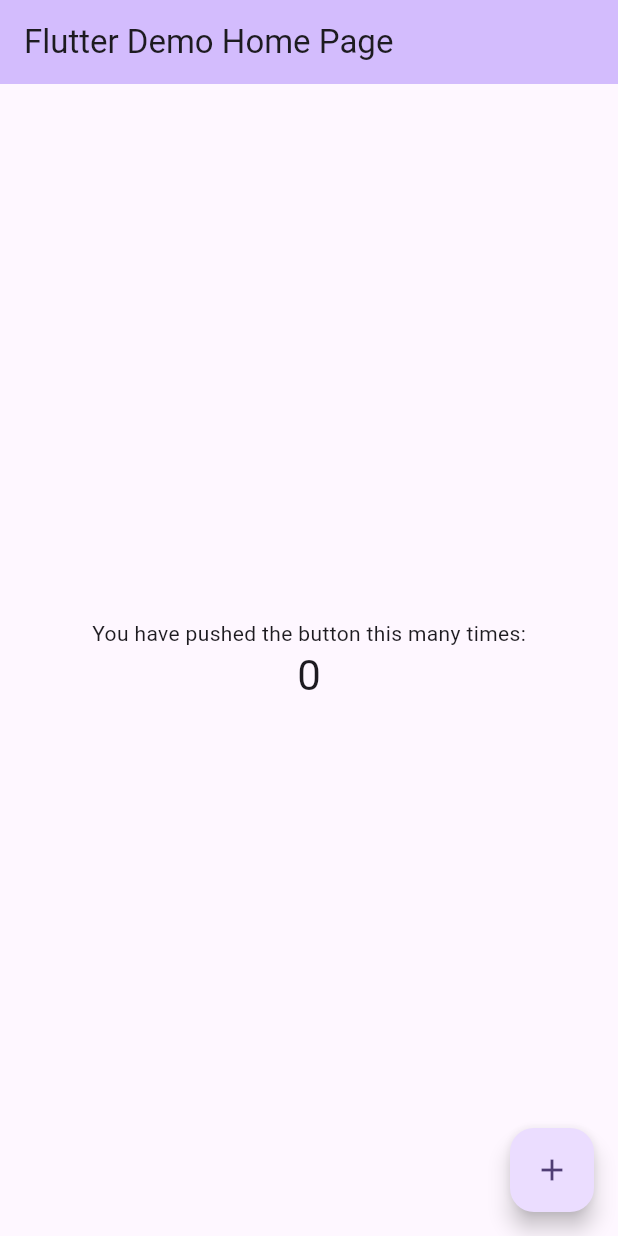
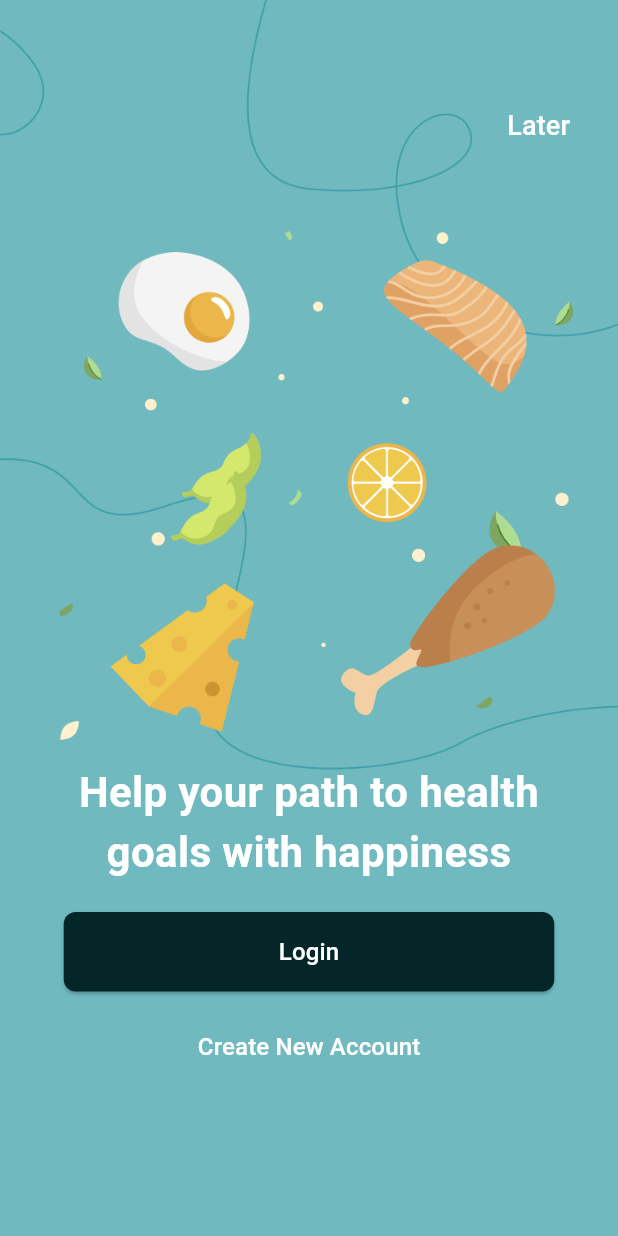
Before and after one commit to midhununni457/recipe_share, a Flutter app: the screen it shows after launch, on a phone screen of 412 x 824 dp. Run offline on Flutter 3.47's test engine with Material 3 defaults, Android fonts, the phone set to English and light mode, and no system bars.

Commit message:
add login screen

```diff
--- /dev/null
+++ b/lib/login.dart
@@ -0,0 +1,92 @@
+import "package:flutter/material.dart";
+
+class Login extends StatelessWidget {
+  const Login({super.key});
+
+  @override
+  Widget build(BuildContext context) {
+    return MaterialApp(
+      home: Scaffold(
+        body: Stack(
+          children: [
+            Container(
+              decoration: BoxDecoration(
+                color: Color(0xFF70B9BE),
+                image: DecorationImage(
+                  image: AssetImage("assets/imgs/login_bg.png"),
+                  fit: BoxFit.cover,
+                ),
+              ),
+            ),
+            Positioned(
+              top: 60,
+              right: 20,
+              child: TextButton(
+                onPressed: () {},
+                style: TextButton.styleFrom(
+                  backgroundColor: Colors.transparent,
+                ),
+                child: Text(
+                  "Later",
+                  style: TextStyle(color: Colors.white, fontSize: 18),
+                ),
+              ),
+            ),
+            Positioned(
+              bottom: 100,
+              left: 20,
+              right: 20,
+              child: Column(
+                mainAxisSize: MainAxisSize.min,
+                children: [
+                  Text(
+                    "Help your path to health goals with happiness",
+                    style: TextStyle(
+                      color: Colors.white,
+                      fontSize: 28,
+                      fontWeight: FontWeight.bold,
+                    ),
+                    textAlign: TextAlign.center,
+                  ),
+                  SizedBox(height: 20),
+                  ElevatedButton(
+                    onPressed: () {},
+                    style: ElevatedButton.styleFrom(
+                      fixedSize: Size(327, double.infinity),
+                      backgroundColor: Color(0xFF042628),
+                      padding: EdgeInsets.symmetric(
+                        vertical: 15,
+                        horizontal: 30,
+                      ),
+                      shape: RoundedRectangleBorder(
+                        borderRadius: BorderRadius.circular(8),
+                      ),
+                    ),
+                    child: Text(
+                      "Login",
+                      style: TextStyle(color: Colors.white, fontSize: 16),
+                    ),
+                  ),
+                  SizedBox(height: 10),
+                  TextButton(
+                    onPressed: () {},
+                    style: TextButton.styleFrom(
+                      padding: EdgeInsets.symmetric(
+                        vertical: 15,
+                        horizontal: 30,
+                      ),
+                    ),
+                    child: Text(
+                      "Create New Account",
+                      style: TextStyle(color: Colors.white, fontSize: 16),
+                    ),
+                  ),
+                ],
+              ),
+            ),
+          ],
+        ),
+      ),
+    );
+  }
+}
--- a/lib/main.dart
+++ b/lib/main.dart
@@ -1,122 +1,13 @@
 import 'package:flutter/material.dart';
+import 'package:recipe_circle/login.dart';
 
 void main() {
-  runApp(const MyApp());
+  runApp(
+    MaterialApp(
+      theme: ThemeData(
+        fontFamily: "SofiaPro",
+      ),
+      home: const Login(),
+    ),
+  );
 }
-
-class MyApp extends StatelessWidget {
-  const MyApp({super.key});
-
-  // This widget is the root of your application.
-  @override
-  Widget build(BuildContext context) {
-    return MaterialApp(
-      title: 'Flutter Demo',
-      theme: ThemeData(
-        // This is the theme of your application.
-        //
-        // TRY THIS: Try running your application with "flutter run". You'll see
-        // the application has a purple toolbar. Then, without quitting the app,
-        // try changing the seedColor in the colorScheme below to Colors.green
-        // and then invoke "hot reload" (save your changes or press the "hot
-        // reload" button in a Flutter-supported IDE, or press "r" if you used
-        // the command line to start the app).
-        //
-        // Notice that the counter didn't reset back to zero; the application
-        // state is not lost during the reload. To reset the state, use hot
-        // restart instead.
-        //
-        // This works for code too, not just values: Most code changes can be
-        // tested with just a hot reload.
-        colorScheme: ColorScheme.fromSeed(seedColor: Colors.deepPurple),
-      ),
-      home: const MyHomePage(title: 'Flutter Demo Home Page'),
-    );
-  }
-}
-
-class MyHomePage extends StatefulWidget {
-  const MyHomePage({super.key, required this.title});
-
-  // This widget is the home page of your application. It is stateful, meaning
-  // that it has a State object (defined below) that contains fields that affect
-  // how it looks.
-
-  // This class is the configuration for the state. It holds the values (in this
-  // case the title) provided by the parent (in this case the App widget) and
-  // used by the build method of the State. Fields in a Widget subclass are
-  // always marked "final".
-
-  final String title;
-
-  @override
-  State<MyHomePage> createState() => _MyHomePageState();
-}
-
-class _MyHomePageState extends State<MyHomePage> {
-  int _counter = 0;
-
-  void _incrementCounter() {
-    setState(() {
-      // This call to setState tells the Flutter framework that something has
-      // changed in this State, which causes it to rerun the build method below
-      // so that the display can reflect the updated values. If we changed
-      // _counter without calling setState(), then the build method would not be
-      // called again, and so nothing would appear to happen.
-      _counter++;
-    });
-  }
-
-  @override
-  Widget build(BuildContext context) {
-    // This method is rerun every time setState is called, for instance as done
-    // by the _incrementCounter method above.
-    //
-    // The Flutter framework has been optimized to make rerunning build methods
-    // fast, so that you can just rebuild anything that needs updating rather
-    // than having to individually change instances of widgets.
-    return Scaffold(
-      appBar: AppBar(
-        // TRY THIS: Try changing the color here to a specific color (to
-        // Colors.amber, perhaps?) and trigger a hot reload to see the AppBar
-        // change color while the other colors stay the same.
-        backgroundColor: Theme.of(context).colorScheme.inversePrimary,
-        // Here we take the value from the MyHomePage object that was created by
-        // the App.build method, and use it to set our appbar title.
-        title: Text(widget.title),
-      ),
-      body: Center(
-        // Center is a layout widget. It takes a single child and positions it
-        // in the middle of the parent.
-        child: Column(
-          // Column is also a layout widget. It takes a list of children and
-          // arranges them vertically. By default, it sizes itself to fit its
-          // children horizontally, and tries to be as tall as its parent.
-          //
-          // Column has various properties to control how it sizes itself and
-          // how it positions its children. Here we use mainAxisAlignment to
-          // center the children vertically; the main axis here is the vertical
-          // axis because Columns are vertical (the cross axis would be
-          // horizontal).
-          //
-          // TRY THIS: Invoke "debug painting" (choose the "Toggle Debug Paint"
-          // action in the IDE, or press "p" in the console), to see the
-          // wireframe for each widget.
-          mainAxisAlignment: MainAxisAlignment.center,
-          children: <Widget>[
-            const Text('You have pushed the button this many times:'),
-            Text(
-              '$_counter',
-              style: Theme.of(context).textTheme.headlineMedium,
-            ),
-          ],
-        ),
-      ),
-      floatingActionButton: FloatingActionButton(
-        onPressed: _incrementCounter,
-        tooltip: 'Increment',
-        child: const Icon(Icons.add),
-      ), // This trailing comma makes auto-formatting nicer for build methods.
-    );
-  }
-}
```
Also changed, not shown: pubspec.yaml (+7 -9 lines), assets/fonts/Sofia Pro Regular Az.ttf (added), assets/imgs/login_bg.png (added), 1 other file.
